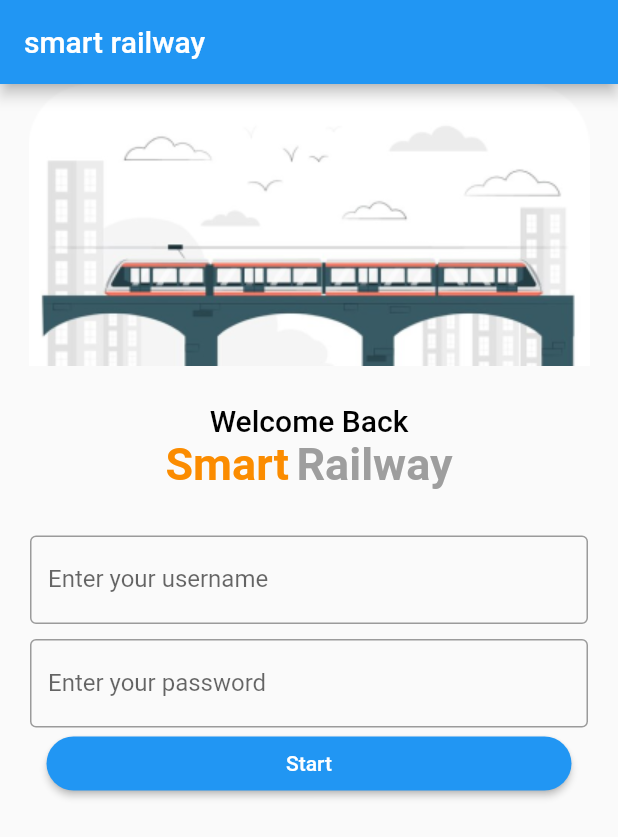
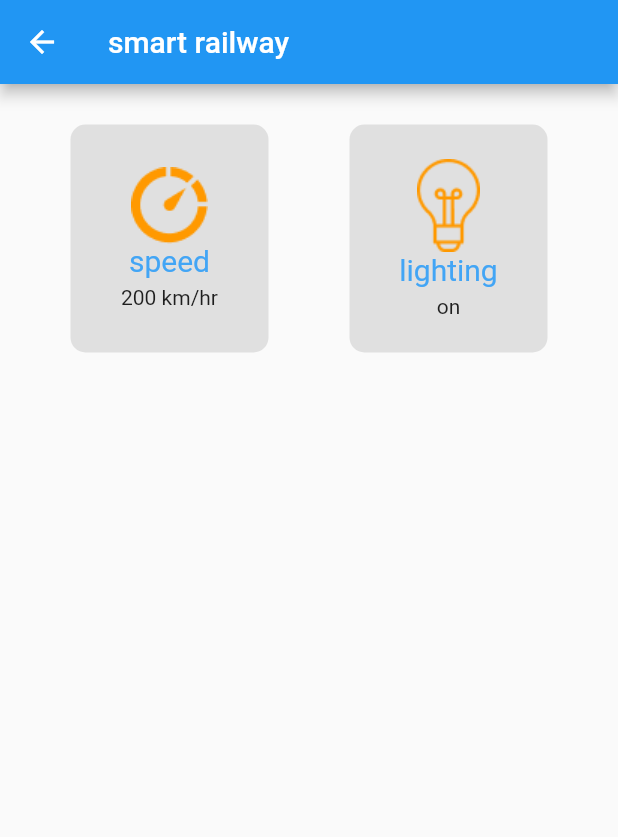
Before and after one commit to hagerk720/smart-railway, a Flutter app: the screen it shows after launch, after a tap on "Start", on a phone screen of 412 x 824 dp. Shown: the top 837 px of the screen. Run offline on Flutter 3.47's test engine with Material 2 defaults, Android fonts, the phone set to English and light mode, and no system bars.

Commit message:
sensor data page

```diff
--- a/lib/main.dart
+++ b/lib/main.dart
@@ -1,5 +1,6 @@
 import 'package:flutter/material.dart';
 import 'package:smart_railway/route/home.dart';
+import 'package:smart_railway/route/sensor.dart';
 
 void main() {
   runApp(const MyApp());
@@ -11,7 +12,11 @@ class MyApp extends StatelessWidget {
   @override
   Widget build(BuildContext context) {
     return MaterialApp(
-      home: Home(),
+      initialRoute: "/home",
+      routes: <String , WidgetBuilder>{
+       "/sensor" : (context) => Sensor(),
+       "/home" : (context) => Home()
+      },
     );
   }
 }
--- a/lib/route/home.dart
+++ b/lib/route/home.dart
@@ -81,8 +81,10 @@ class _HomeState extends State<Home> {
             SizedBox(
               width: 350,
               child: ElevatedButton(
-                child: Text('Start' ),
-                onPressed: () {},
+                child: Text('Start'),
+                onPressed: () {
+                  Navigator.pushNamed(context, "/sensor");
+                },
                 style: ButtonStyle(
                     shape: MaterialStateProperty.all<RoundedRectangleBorder>(
                       RoundedRectangleBorder(
--- /dev/null
+++ b/lib/route/sensor.dart
@@ -0,0 +1,77 @@
+import 'package:flutter/material.dart';
+
+var sensorData = {
+  "speed": "200 km/hr",
+  "lighting": "on",
+  "Humdidty": "30",
+  "DoorsState": "open",
+  "Location": "url",
+  "Alarms": "non"
+};
+
+class Sensor extends StatefulWidget {
+  const Sensor({Key? key}) : super(key: key);
+
+  @override
+  _SensorState createState() => _SensorState();
+}
+
+class _SensorState extends State<Sensor> {
+  @override
+  Widget build(BuildContext context) {
+    return Scaffold(
+        appBar: AppBar(
+          title: Text('smart railway'),
+        ),
+        body: GridView.count(
+          crossAxisCount: 2,
+          padding: EdgeInsets.only(
+            left: 40,
+            right: 40,
+            top: 20,
+          ),
+          children: [
+            Padding(
+              padding: const EdgeInsets.only(right: 20),
+              child:
+                  sensor_component(context, "assets/images/Group.png", "speed"),
+            ),
+            Padding(
+              padding: const EdgeInsets.only(left: 20),
+              child: sensor_component(
+                  context, "assets/images/Vector.png", "lighting"),
+            )
+          ],
+        ));
+  }
+}
+
+Widget sensor_component(
+    BuildContext context, String imgURL, String sensorName) {
+  return Container(
+    child: Column(
+      mainAxisAlignment: MainAxisAlignment.center,
+      crossAxisAlignment: CrossAxisAlignment.center,
+      children: [
+        Image(
+          image: AssetImage(imgURL),
+        ),
+        Text(
+          sensorName,
+          style: TextStyle(color: Colors.blue[400], fontSize: 20),
+        ),
+        Padding(
+          padding: const EdgeInsets.only(top: 5),
+          child: Text(
+            sensorData[sensorName].toString(),
+          ),
+        ),
+      ],
+    ),
+    decoration: BoxDecoration(
+      color: Colors.grey[300],
+      borderRadius: BorderRadius.circular(10),
+    ),
+    margin: EdgeInsets.all(7),
+  );
+}
--- a/pubspec.yaml
+++ b/pubspec.yaml
@@ -59,7 +59,7 @@ flutter:
 
   # To add assets to your application, add an assets section, like this:
   assets:
-    - assets/images/img.png
+    - assets/images/
   #   - images/a_dot_ham.jpeg
 
   # An image asset can refer to one or more resolution-specific "variants", see
```
Also changed, not shown: assets/images/Group.png (added), assets/images/Vector.png (added), assets/images/alarm.png (added), assets/images/door.png (added), assets/images/humidty.png (added), assets/images/location.png (added).
